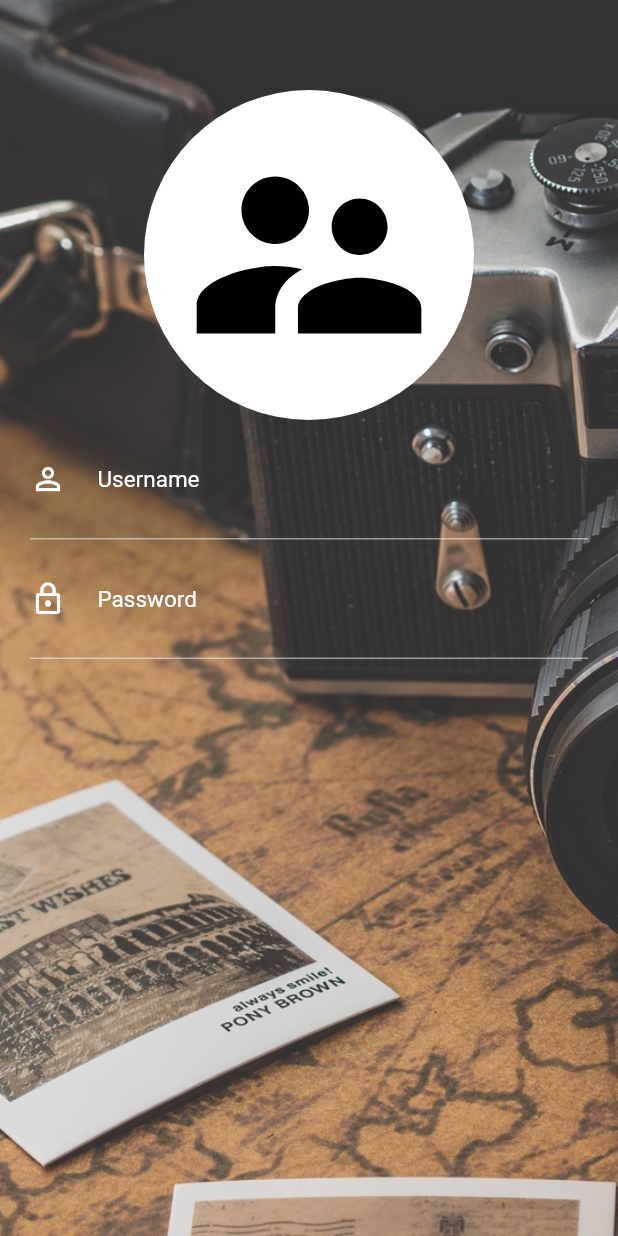
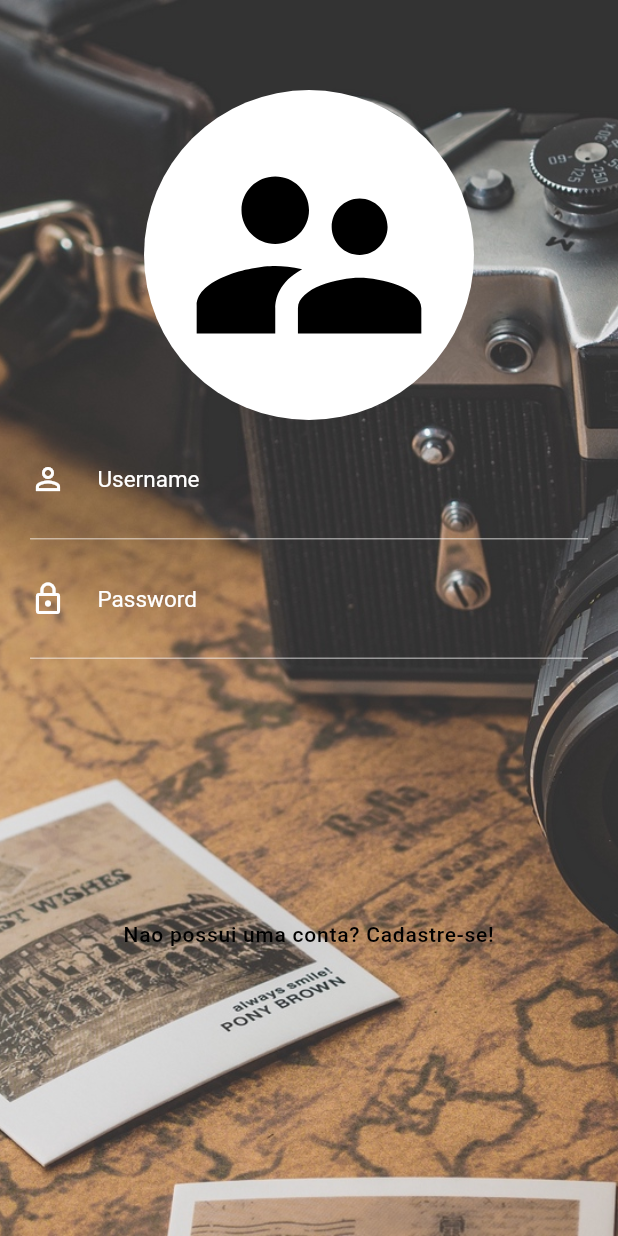
Before and after one commit to IuriKintschev/animation-flutter, a Flutter app: the screen it shows after launch, on a phone screen of 412 x 824 dp. Run offline on Flutter 3.47's test engine with Material 2 defaults, Android fonts, the phone set to English and light mode, and no system bars.

Commit message:
flat button end

```diff
--- a/lib/screens/login/login_screen.dart
+++ b/lib/screens/login/login_screen.dart
@@ -59,6 +59,22 @@ class _LoginScreenState extends State<LoginScreen> {
                         ),
                       ),
                     ),
+                    Container(
+                      padding: EdgeInsets.only(top: 160),
+                      child: FlatButton(
+                        child: Container(
+                          child: Text(
+                            "Nao possui uma conta? Cadastre-se!",
+                            textAlign: TextAlign.center,
+                            style: TextStyle(
+                              letterSpacing: 0.5,
+                              color: Colors.black,
+                            ),
+                          ),
+                        ),
+                        onPressed: () {},
+                      ),
+                    ),
                   ],
                 ),
               ],
```
